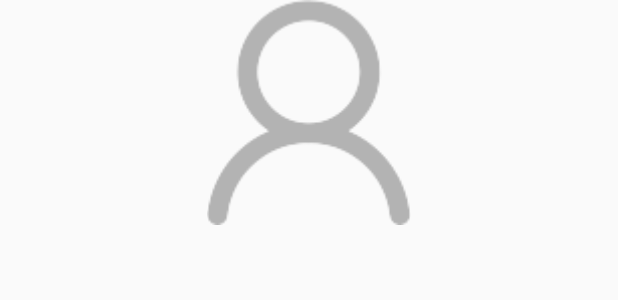
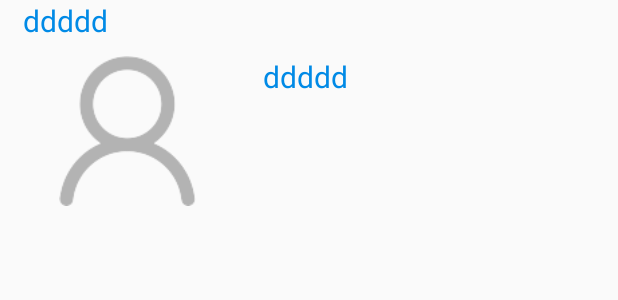
Before and after one commit to dawei1980/ChinaOilProject, an Android app: the layout item_safe.xml on its own in the app's theme, with its tools: preview values and no code run, on a phone screen of 412 x 824 dp. Shown: the top 300 px of the screen. Run offline under Robolectric (Android 15) with nearby library versions, the phone set to English and light mode, and no system bars.

```diff
--- a/app/src/main/java/com/china/oil/adapter/SafeAdapter.java
+++ b/app/src/main/java/com/china/oil/adapter/SafeAdapter.java
@@ -53,6 +53,7 @@ public class SafeAdapter extends BaseAdapter {
 
             mHolder.safe_tv = convertView.findViewById(R.id.safe_tv);
             mHolder.safe_iv = convertView.findViewById(R.id.safe_iv);
+            mHolder.safe_title_tv = convertView.findViewById(R.id.safe_title_tv);
 
             convertView.setTag(mHolder);
         } else {
@@ -76,11 +77,16 @@ public class SafeAdapter extends BaseAdapter {
                 .apply(options)
                 .into(mHolder.safe_iv);
 
+//        SafeVideo safeVideo = new SafeVideo();
+//        mHolder.safe_tv.setText(safeVideo.getContent());
+//        mHolder.safe_title_tv.setText(safeVideo.getTitle());
+
         return convertView;
     }
 
     public static class ViewHolder{
         TextView safe_tv;
+        TextView safe_title_tv;
         ImageView safe_iv;
     }
 }
--- a/app/src/main/res/layout/item_safe.xml
+++ b/app/src/main/res/layout/item_safe.xml
@@ -2,16 +2,38 @@
 <LinearLayout xmlns:android="http://schemas.android.com/apk/res/android"
     android:layout_width="match_parent"
     android:layout_height="wrap_content"
-    android:orientation="horizontal">
+    android:orientation="vertical">
+
     <TextView
-        android:id="@+id/safe_tv"
-        android:layout_width="wrap_content"
+        android:id="@+id/safe_title_tv"
+        android:layout_width="match_parent"
         android:layout_height="wrap_content"
-        android:textSize="@dimen/dp_15"
-        android:textColor="@color/blue_text" />
-    <ImageView
-        android:id="@+id/safe_iv"
+        android:textSize="@dimen/dp_20"
+        android:textColor="@color/blue_text"
+        android:layout_marginLeft="@dimen/dp_15"
+        android:layout_marginRight="@dimen/dp_10"
+        android:text="ddddd"/>
+
+    <LinearLayout
         android:layout_width="match_parent"
-        android:layout_height="150dp"
-        android:src="@mipmap/mine"/>
+        android:layout_height="wrap_content"
+        android:orientation="horizontal"
+        android:layout_marginTop="@dimen/dp_10">
+        <ImageView
+            android:id="@+id/safe_iv"
+            android:layout_width="@dimen/dp_150"
+            android:layout_height="100dp"
+            android:src="@mipmap/mine"
+            android:layout_marginLeft="@dimen/dp_10"/>
+
+        <TextView
+            android:id="@+id/safe_tv"
+            android:layout_width="match_parent"
+            android:layout_height="wrap_content"
+            android:textSize="@dimen/dp_20"
+            android:textColor="@color/blue_text"
+            android:layout_marginLeft="@dimen/dp_15"
+            android:layout_marginRight="@dimen/dp_10"
+            android:text="ddddd"/>
+    </LinearLayout>
 </LinearLayout>
```
Also changed, not shown: app/build.gradle (+9 -6 lines), app/src/main/java/com/china/oil/fragment/SafeFragment.java (+57 -1 lines), app/src/main/java/com/china/oil/uils/LocalImageLoader.java (added, +16 -0 lines), app/src/main/java/com/china/oil/view/Mylistview.java (added, +30 -0 lines), app/src/main/res/layout/frag_safe.xml (+15 -1 lines).
